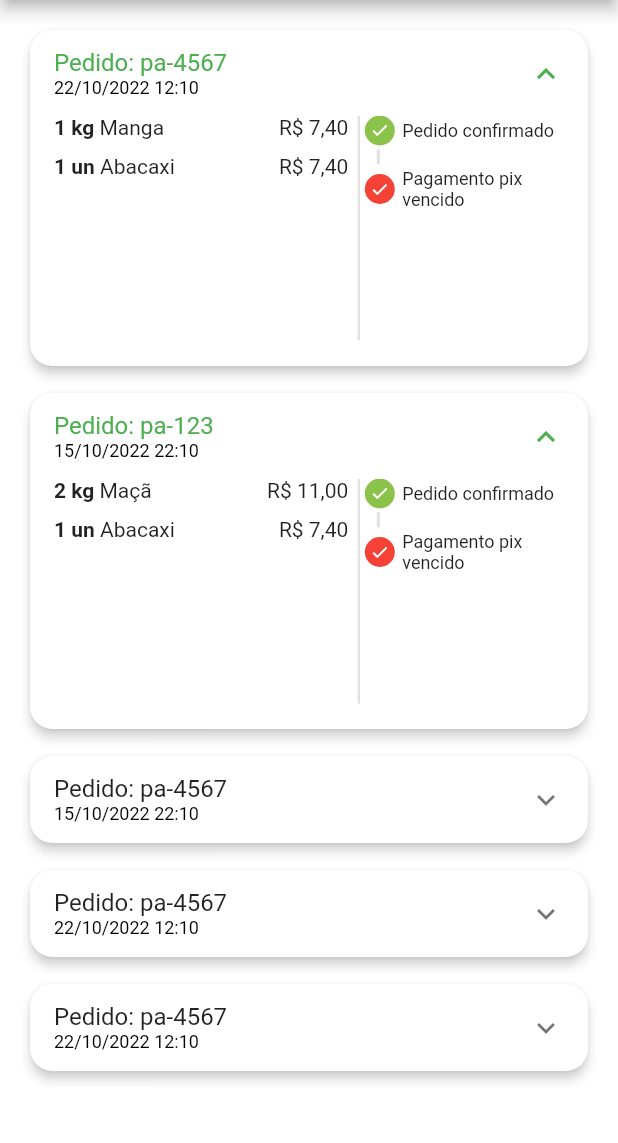
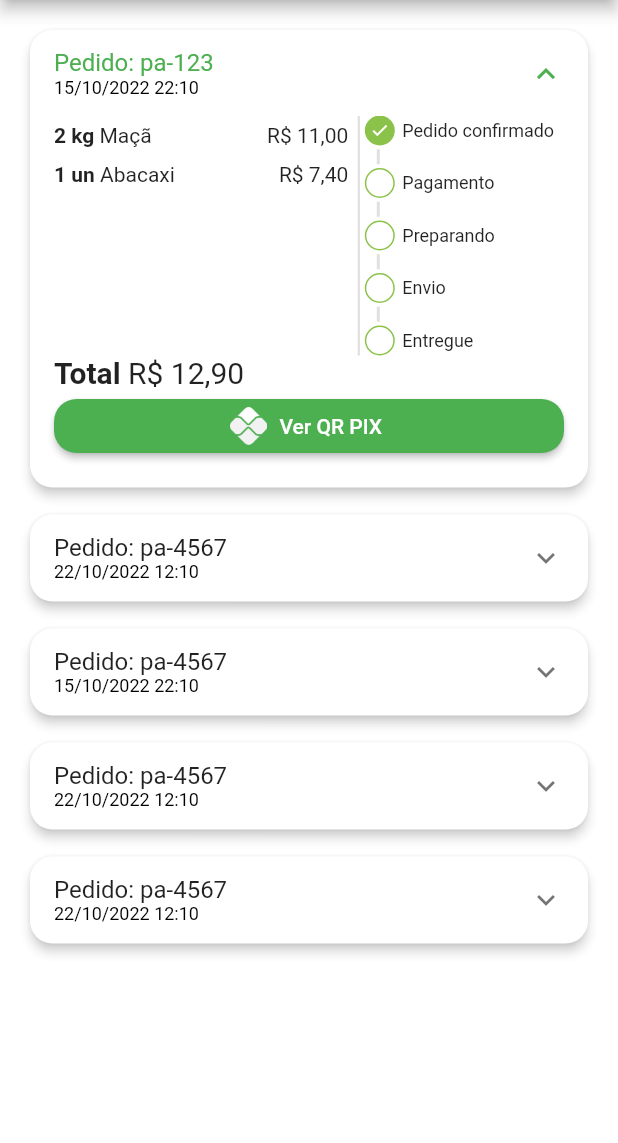
Before and after one commit to oliveiraxavier/quitanda-virtual-1-mx, a Flutter app: the OrdersTab screen opened directly, on a phone screen of 412 x 824 dp, the part 84-1227 px from its top. Run offline on Flutter 3.47's test engine with Material 2 defaults, Android fonts, the phone set to English and light mode, and no system bars; our stand-ins replace animated_text_kit, badges, mask_text_input_formatter, qr_flutter.

Commit message:
Start quitanda virtual - Aula 46-

```diff
--- a/lib/src/config/app_data.dart
+++ b/lib/src/config/app_data.dart
@@ -102,6 +102,28 @@ UserModel user = UserModel(
 
 List<OrderModel> orders = [
   OrderModel(
+    id: 'pa-123',
+    createdDateTime: DateTime.parse(
+      '2022-10-15 22:10:12.450',
+    ),
+    overdueDateTime: DateTime.parse(
+      '2022-10-26 22:15:12.450',
+    ),
+    items: [
+      CartItemModel(
+        item: maca,
+        quantity: 2,
+      ),
+      CartItemModel(
+        item: abacaxi,
+        quantity: 1,
+      ),
+    ],
+    status: 'pending_payment',
+    copyAndPaste: 'qwerqsder',
+    total: 12.9,
+  ),
+  OrderModel(
     id: 'pa-4567',
     createdDateTime: DateTime.parse(
       '2022-10-22 12:10:12.450',
@@ -113,28 +135,6 @@ List<OrderModel> orders = [
       CartItemModel(
         item: manga,
         quantity: 1,
-      ),
-      CartItemModel(
-        item: abacaxi,
-        quantity: 1,
-      ),
-    ],
-    status: 'pending_payment',
-    copyAndPaste: 'qwerqsder',
-    total: 12.9,
-  ),
-  OrderModel(
-    id: 'pa-123',
-    createdDateTime: DateTime.parse(
-      '2022-10-15 22:10:12.450',
-    ),
-    overdueDateTime: DateTime.parse(
-      '2022-10-15 22:15:12.450',
-    ),
-    items: [
-      CartItemModel(
-        item: maca,
-        quantity: 2,
       ),
       CartItemModel(
         item: abacaxi,
--- a/lib/src/pages/home/components/item_tile.dart
+++ b/lib/src/pages/home/components/item_tile.dart
@@ -10,7 +10,7 @@ class ItemTile extends StatelessWidget {
 
   ItemTile({Key? key, required this.item}) : super(key: key);
 
-  UtilsServices utilsServices = UtilsServices();
+  final UtilsServices utilsServices = UtilsServices();
 
   @override
   Widget build(BuildContext context) {
--- a/lib/src/pages/orders/components/order_status_widget.dart
+++ b/lib/src/pages/orders/components/order_status_widget.dart
@@ -121,7 +121,7 @@ class _StatusDot extends StatelessWidget {
         Expanded(
           child: Text(
             title,
-            style: TextStyle(
+            style: const TextStyle(
               fontSize: 12,
             ),
           ),
--- a/lib/src/pages/orders/components/order_tile.dart
+++ b/lib/src/pages/orders/components/order_tile.dart
@@ -4,6 +4,7 @@ import 'package:quitanda_virtual_mx/src/pages/orders/components/order_status_wid
 import 'package:quitanda_virtual_mx/src/services/utils_services.dart';
 
 import '../../../models/cart_item_model.dart';
+import '../../common_widgets/payment_dialog.dart';
 
 class OrderTile extends StatelessWidget {
   final OrderModel order;
@@ -11,6 +12,10 @@ class OrderTile extends StatelessWidget {
   OrderTile({Key? key, required this.order}) : super(key: key);
 
   final UtilsServices utilsServices = UtilsServices();
+
+  bool get isExpandedCard =>
+      order.status == 'pending_payment' &&
+          order.overdueDateTime.isAfter(DateTime.now());
 
   @override
   Widget build(BuildContext context) {
@@ -25,15 +30,15 @@ class OrderTile extends StatelessWidget {
           dividerColor: Colors.transparent,
         ),
         child: ExpansionTile(
-          initiallyExpanded: order.status == 'pending_payment',
+          initiallyExpanded: isExpandedCard,
           title: Column(
             mainAxisSize: MainAxisSize.min,
             crossAxisAlignment: CrossAxisAlignment.start,
             children: [
               Text('Pedido: ${order.id}'),
               Text(
-                '${utilsServices.formatDateTime(order.createdDateTime)}',
-                style: TextStyle(
+                utilsServices.formatDateTime(order.createdDateTime),
+                style: const TextStyle(
                   fontSize: 12,
                   color: Colors.black,
                 ),
@@ -41,6 +46,7 @@ class OrderTile extends StatelessWidget {
             ],
           ),
           childrenPadding: const EdgeInsets.fromLTRB(16, 0, 16, 16),
+          expandedCrossAxisAlignment: CrossAxisAlignment.stretch,
           children: [
             IntrinsicHeight(
               child: Row(
@@ -54,8 +60,7 @@ class OrderTile extends StatelessWidget {
                         children: order.items.map((orderItem) {
                           return _OrderItemTileWidget(
                               utilsServices: utilsServices,
-                              orderItem: orderItem
-                          );
+                              orderItem: orderItem);
                         }).toList(),
                       ),
                     ),
@@ -73,12 +78,58 @@ class OrderTile extends StatelessWidget {
                     child: OrderStatusWidget(
                       status: order.status,
                       isOverdue: order.overdueDateTime.isBefore(DateTime.now()),
-
                     ),
                   ),
                 ],
               ),
-            )
+            ),
+
+            //Total
+            Text.rich(
+              TextSpan(
+                style: const TextStyle(
+                  fontSize: 20,
+
+                  //color:
+                ),
+                children: [
+                  const TextSpan(
+                    text: 'Total ',
+                    style: TextStyle(
+                      fontWeight: FontWeight.bold,
+                    ),
+                  ),
+                  TextSpan(
+                    text: utilsServices.priceToCurrency(order.total),
+                  ),
+                ],
+              ),
+            ),
+
+            //Botao pagamento
+            Visibility(
+              visible: order.status == 'pending_payment' && order.overdueDateTime.isAfter(DateTime.now()),
+              child: ElevatedButton.icon(
+                style: ElevatedButton.styleFrom(
+                  shape: RoundedRectangleBorder(
+                    borderRadius: BorderRadius.circular(15),
+                  ),
+                ),
+                icon: Image.asset(
+                  'assets/app_images/pix.png',
+                  height: 25,
+                ),
+                label: const Text('Ver QR PIX'),
+                onPressed: () {
+                  showDialog(
+                    context: context,
+                    builder: (_) {
+                      return PaymentDialog(order: order);
+                    }
+                  );
+                },
+              ),
+            ),
           ],
         ),
       ),
@@ -109,9 +160,7 @@ class _OrderItemTileWidget extends StatelessWidget {
             ),
           ),
           Expanded(child: Text(orderItem.item.itemName)),
-          Text(
-              utilsServices.priceToCurrency(orderItem.totalPrice())
-          ),
+          Text(utilsServices.priceToCurrency(orderItem.totalPrice())),
         ],
       ),
     );
--- a/lib/src/pages/orders/orders_tab.dart
+++ b/lib/src/pages/orders/orders_tab.dart
@@ -21,7 +21,7 @@ class _OrdersTabState extends State<OrdersTab> {
       body: ListView.separated(
         physics: const BouncingScrollPhysics(),
         padding: const EdgeInsets.all(16),
-        separatorBuilder: (_, index) => SizedBox(height: 10,),
+        separatorBuilder: (_, index) => const SizedBox(height: 10,),
         itemBuilder: (_, index) => OrderTile(order: app_data.orders[index]),
         itemCount: app_data.orders.length,
       ),
--- a/pubspec.yaml
+++ b/pubspec.yaml
@@ -39,6 +39,7 @@ dependencies:
   mask_text_input_formatter: ^2.4.0
   badges: ^2.0.3
   intl: ^0.17.0
+  qr_flutter: ^4.0.0
 
 dev_dependencies:
   flutter_test:
@@ -64,6 +65,7 @@ flutter:
 
   # To add assets to your application, add an assets section, like this:
   assets:
+    - assets/app_images/
     - assets/fruits/
   #   - images/a_dot_burr.jpeg
   #   - images/a_dot_ham.jpeg
```
Also changed, not shown: lib/src/pages/cart/cart_tab.dart (+11 -0 lines), lib/src/pages/common_widgets/payment_dialog.dart (added, +96 -0 lines), assets/app_images/pix.png (added), pubspec.lock.
